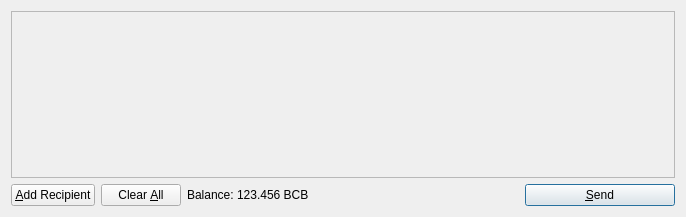
Old version of the form src/qt/forms/sendcoinsdialog.ui in the repository MrBaconBit/BaconBits.
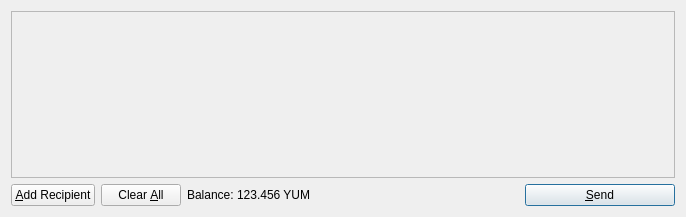
New version of the form. Icons and pictures are not drawn.

What changed in the file:
```diff
--- a/src/qt/forms/sendcoinsdialog.ui
+++ b/src/qt/forms/sendcoinsdialog.ui
@@ -119,7 +119,7 @@
           <cursorShape>IBeamCursor</cursorShape>
          </property>
          <property name="text">
-          <string>123.456 BCB</string>
+          <string>123.456 YUM</string>
          </property>
          <property name="textInteractionFlags">
           <set>Qt::LinksAccessibleByMouse|Qt::TextSelectableByKeyboard|Qt::TextSelectableByMouse</set>
```
